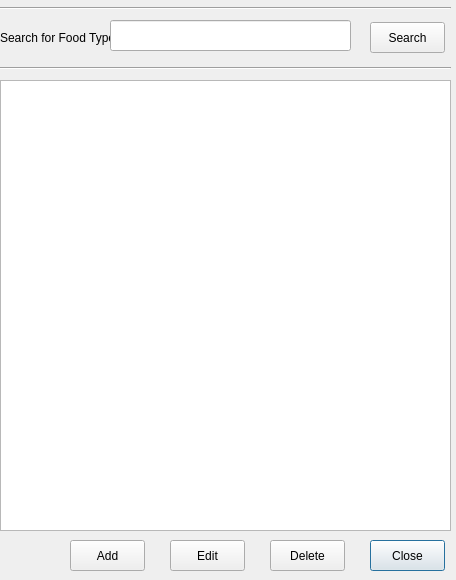
Above: open-ihm/gui/designs/ui_managefoodtypes_1.ui from snim2mirror/openihm before the change. Below: the same form after it.
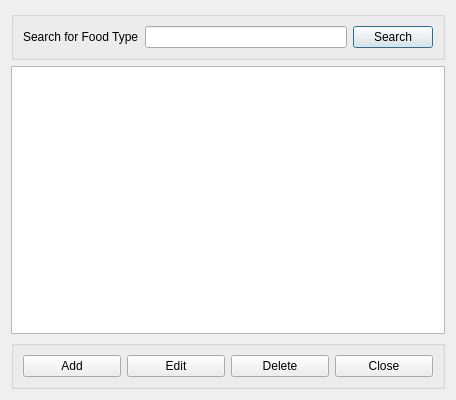
That is the form after the change.

Commit message: Added layout manager to most dialogs. One report and all tabbed dialogs still to go.

What changed in the file:
```diff
--- a/open-ihm/gui/designs/ui_managefoodtypes_1.ui
+++ b/open-ihm/gui/designs/ui_managefoodtypes_1.ui
@@ -7,148 +7,93 @@
     <x>0</x>
     <y>0</y>
     <width>456</width>
-    <height>580</height>
+    <height>400</height>
    </rect>
   </property>
   <property name="minimumSize">
    <size>
     <width>456</width>
-    <height>580</height>
+    <height>400</height>
    </size>
   </property>
   <property name="windowTitle">
    <string>Food Energy Values</string>
   </property>
-  <widget class="QPushButton" name="cmdClose">
-   <property name="geometry">
-    <rect>
-     <x>370</x>
-     <y>540</y>
-     <width>75</width>
-     <height>31</height>
-    </rect>
-   </property>
+  <layout class="QVBoxLayout" name="verticalLayout">
+   <item>
+    <widget class="QGroupBox" name="groupBox_2">
+     <property name="title">
+      <string/>
+     </property>
+     <layout class="QHBoxLayout" name="horizontalLayout_2">
+      <item>
+       <widget class="QLabel" name="label">
    <property name="text">
-    <string>Close</string>
-   </property>
-  </widget>
+         <string>Search for Food Type</string>
+        </property>
+       </widget>
+      </item>
+      <item>
+       <widget class="QLineEdit" name="txtSearchCrop"/>
+      </item>
+      <item>
+       <widget class="QPushButton" name="cmdSearch">
+        <property name="text">
+         <string>Search</string>
+        </property>
+       </widget>
+      </item>
+     </layout>
+    </widget>
+   </item>
+   <item>
+    <widget class="QTableView" name="tableView">
+     <property name="alternatingRowColors">
+      <bool>true</bool>
+     </property>
+     <property name="sortingEnabled">
+      <bool>true</bool>
+     </property>
+    </widget>
+   </item>
+   <item>
+    <widget class="QGroupBox" name="groupBox">
+     <property name="title">
+      <string/>
+     </property>
+     <layout class="QHBoxLayout" name="horizontalLayout">
+      <item>
   <widget class="QPushButton" name="cmdAddRow">
-   <property name="geometry">
-    <rect>
-     <x>70</x>
-     <y>540</y>
-     <width>75</width>
-     <height>31</height>
-    </rect>
-   </property>
    <property name="text">
     <string>Add</string>
    </property>
   </widget>
+      </item>
+      <item>
   <widget class="QPushButton" name="cmdEditRow">
-   <property name="geometry">
-    <rect>
-     <x>170</x>
-     <y>540</y>
-     <width>75</width>
-     <height>31</height>
-    </rect>
-   </property>
    <property name="text">
     <string>Edit</string>
    </property>
   </widget>
+      </item>
+      <item>
   <widget class="QPushButton" name="cmdDeleteRows">
-   <property name="geometry">
-    <rect>
-     <x>270</x>
-     <y>540</y>
-     <width>75</width>
-     <height>31</height>
-    </rect>
-   </property>
    <property name="text">
     <string>Delete</string>
    </property>
   </widget>
-  <widget class="QTableView" name="tableView">
-   <property name="geometry">
-    <rect>
-     <x>0</x>
-     <y>80</y>
-     <width>451</width>
-     <height>451</height>
-    </rect>
-   </property>
-   <property name="alternatingRowColors">
-    <bool>true</bool>
-   </property>
-   <property name="sortingEnabled">
-    <bool>true</bool>
-   </property>
-  </widget>
-  <widget class="Line" name="line">
-   <property name="geometry">
-    <rect>
-     <x>0</x>
-     <y>0</y>
-     <width>451</width>
-     <height>16</height>
-    </rect>
-   </property>
-   <property name="orientation">
-    <enum>Qt::Horizontal</enum>
-   </property>
-  </widget>
-  <widget class="Line" name="line_2">
-   <property name="geometry">
-    <rect>
-     <x>0</x>
-     <y>60</y>
-     <width>451</width>
-     <height>16</height>
-    </rect>
-   </property>
-   <property name="orientation">
-    <enum>Qt::Horizontal</enum>
-   </property>
-  </widget>
-  <widget class="QLabel" name="label">
-   <property name="geometry">
-    <rect>
-     <x>0</x>
-     <y>30</y>
-     <width>131</width>
-     <height>16</height>
-    </rect>
-   </property>
+      </item>
+      <item>
+       <widget class="QPushButton" name="cmdClose">
    <property name="text">
-    <string>Search for Food Type</string>
-   </property>
-  </widget>
-  <widget class="QLineEdit" name="txtSearchCrop">
-   <property name="geometry">
-    <rect>
-     <x>110</x>
-     <y>20</y>
-     <width>241</width>
-     <height>31</height>
-    </rect>
-   </property>
-  </widget>
-  <widget class="QPushButton" name="cmdSearch">
-   <property name="geometry">
-    <rect>
-     <x>370</x>
-     <y>22</y>
-     <width>75</width>
-     <height>31</height>
-    </rect>
-   </property>
-   <property name="text">
-    <string>Search</string>
-   </property>
-  </widget>
+         <string>Close</string>
+        </property>
+       </widget>
+      </item>
+     </layout>
+    </widget>
+   </item>
+  </layout>
  </widget>
  <tabstops>
   <tabstop>txtSearchCrop</tabstop>
```
Lines whose indentation alone changed are shown as unchanged. The commit also changes 97 other files.
